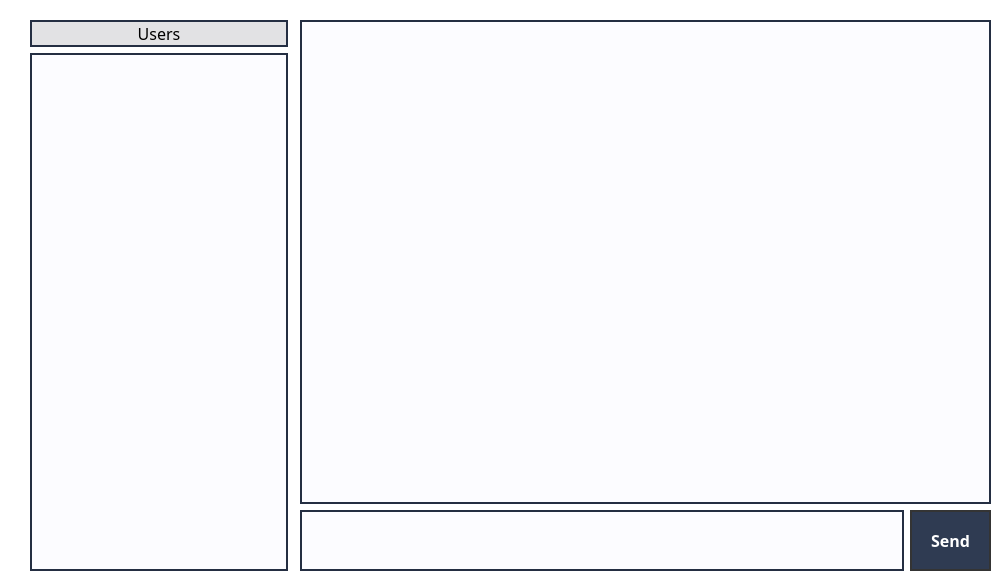
Qt form chatbox.ui (HyperDarkmoon/TVEmpire) before a commit.
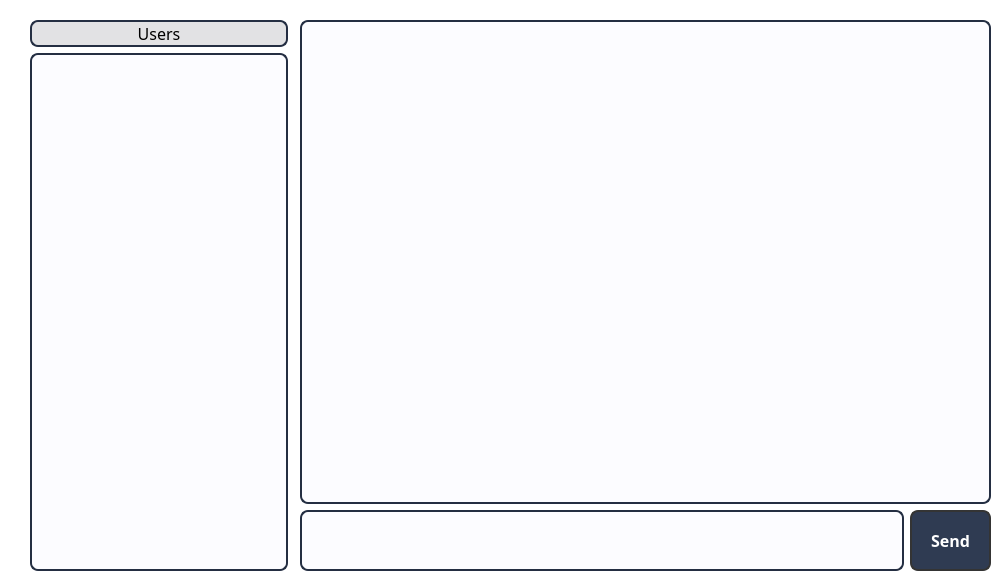
The same form after that commit.

```diff
--- a/chatbox.ui
+++ b/chatbox.ui
@@ -60,6 +60,7 @@
     border-width: 2px;
     border-style: solid;
     border-color: #242E42; /* Border color */
+    border-radius: 8px;
 }
 </string>
        </property>
@@ -81,11 +82,12 @@
        </property>
        <property name="styleSheet">
         <string notr="true">#Users_2 {
-    background-color: #FCFCFF; /* White background */
+    background-color: #FCFCFF;
     border-width: 2px;
     border-style: solid;
     border-color: #242E42;
     padding: 2px;
+    border-radius: 8px; /* Adding border radius */
 }
 </string>
        </property>
@@ -116,6 +118,7 @@
     border-width: 2px;
     border-style: solid;
     border-color: #242E42; /* Same border color as other elements */
+border-radius: 8px;
 }
 </string>
        </property>
@@ -170,7 +173,8 @@
 border-width: 2px;
 border-style: solid;
 border-color: #242E42;
-padding: 2px;</string>
+padding: 2px;
+border-radius: 8px;</string>
          </property>
          <property name="frameShape">
           <enum>QFrame::Panel</enum>
@@ -223,6 +227,7 @@
 border-style: solid;
 border-color: rgb(52, 52, 52);
 padding: 4px;
+border-radius: 8px;
 }
 
 QPushButton:pressed{
```
